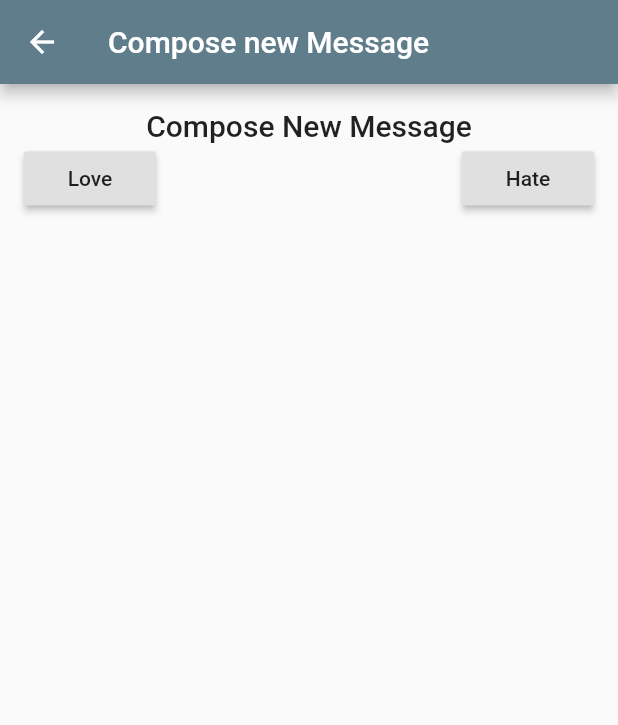
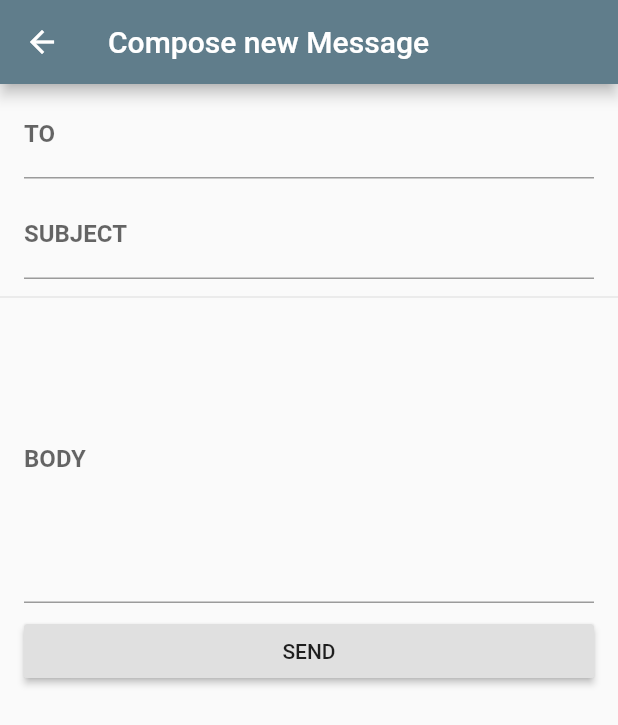
Before and after one commit to saarang1995/emailapp_flutter, a Flutter app: the screen it shows after launch, after a tap on the "add" icon, on a phone screen of 412 x 824 dp. Shown: the top 725 px of the screen. Run offline on Flutter 3.47's test engine with Material 2 defaults, Android fonts, the phone set to English and light mode, and no system bars; generated files the repository leaves out were written again; network calls fail.

Commit message:
message compose and adding in list

```diff
--- a/lib/compose_button.dart
+++ b/lib/compose_button.dart
@@ -1,19 +1,27 @@
 import 'package:emailapp/message_compose.dart';
+import 'package:emailapp/models/Message.dart';
 import 'package:flutter/material.dart';
 
 class ComposeButton extends StatelessWidget {
+  final List<Message> messages;
+  ComposeButton(this.messages);
+
   @override
   Widget build(BuildContext context) {
     return FloatingActionButton(
       child: Icon(Icons.add),
       onPressed: () async {
-        String intention = await Navigator.push(
+        Message message = await Navigator.push(
             context,
             MaterialPageRoute(
                 builder: (BuildContext context) => MessageCompose()));
-        Scaffold.of(context).showSnackBar(SnackBar(
-          content: Text(intention),
-        ));
+
+        if (message != null) {
+          messages.add(message);
+          Scaffold.of(context).showSnackBar(SnackBar(
+            content: Text("Heyaaa !!!"),
+          ));
+        }
       },
     );
   }
--- a/lib/message_compose.dart
+++ b/lib/message_compose.dart
@@ -1,39 +1,79 @@
+import 'package:emailapp/models/Message.dart';
 import 'package:flutter/material.dart';
 
-class MessageCompose extends StatelessWidget {
+class MessageCompose extends StatefulWidget {
+  @override
+  _MessageComposeState createState() => _MessageComposeState();
+}
+
+class _MessageComposeState extends State<MessageCompose> {
+  String to = "";
+  String subject = "";
+  String body = "";
+  final key = GlobalKey<FormState>();
   @override
   Widget build(BuildContext context) {
     return Scaffold(
         appBar: AppBar(
           title: Text('Compose new Message'),
         ),
-      body: Container(
-          padding: EdgeInsets.all(16),
+        body: SingleChildScrollView(
+          child: Form(
+            key: key,
             child: Column(
               children: <Widget>[
-              Text(
-                'Compose New Message',
-                style: Theme.of(context).textTheme.title,
+                ListTile(
+                  title: TextFormField(
+                    validator: (value) => !value.contains('@')
+                        ? '`To` must be a valid email.'
+                        : null,
+                    decoration: InputDecoration(
+                        labelText: 'TO',
+                        labelStyle: TextStyle(fontWeight: FontWeight.bold)),
+                    onSaved: (value) => to = value,
                   ),
-              Row(
-                mainAxisAlignment: MainAxisAlignment.spaceBetween,
-                children: <Widget>[
-                  RaisedButton(
-                    child: Text('Love'),
+                ),
+                ListTile(
+                  title: TextFormField(
+                    validator: (value) {
+                      int len = value.length;
+                      if (len == 0) {
+                        return '`SUBJECT` cannot be empty';
+                      } else if (len < 4) {
+                        return '`SUBJECT` must be longer than 4 characters';
+                      }
+                      return null;
+                    },
+                    decoration: InputDecoration(
+                        labelText: 'SUBJECT',
+                        labelStyle: TextStyle(fontWeight: FontWeight.bold)),
+                    onSaved: (value) => subject = value,
+                  ),
+                ),
+                Divider(),
+                ListTile(
+                  title: TextFormField(
+                    decoration: InputDecoration(
+                        labelText: 'BODY',
+                        labelStyle: TextStyle(fontWeight: FontWeight.bold)),
+                    maxLines: 8,
+                    onSaved: (value) => body = value,
+                  ),
+                ),
+                ListTile(
+                    title: RaisedButton(
+                  child: Text('SEND'),
                   onPressed: () {
-                      Navigator.pop(context, "Love");
+                    if (key.currentState.validate()) {
+                      key.currentState.save();
+                      Message message = Message(subject, body);
+                      Navigator.pop(context, message);
+                    }
                   },
+                ))
+              ],
             ),
-                  RaisedButton(
-                    child: Text('Hate'),
-                    onPressed: () {
-                      Navigator.pop(context, "Hate");
-                    },
-                  )
-                ],
-              )
-            ],
-          )),
-    );
+          ),
+        ));
   }
 }
--- a/lib/message_list.dart
+++ b/lib/message_list.dart
@@ -2,7 +2,6 @@ import 'package:emailapp/compose_button.dart';
 import 'package:emailapp/message_detail.dart';
 import 'package:emailapp/models/Message.dart';
 import 'package:flutter/material.dart';
-import 'package:http/http.dart' as http;
 
 class MessageList extends StatefulWidget {
   final String title;
@@ -13,12 +12,18 @@ class MessageList extends StatefulWidget {
 }
 
 class _MessageListState extends State<MessageList> {
-  Future<List<Message>> messages;
+  Future<List<Message>> future;
+  List<Message> messages;
 
   @override
   void initState() {
     super.initState();
-    messages = Message.browse();
+    fetch();
+  }
+
+  fetch() async {
+    future = Message.browse();
+    messages = await future;
   }
 
   @override
@@ -29,8 +34,8 @@ class _MessageListState extends State<MessageList> {
           actions: <Widget>[
             IconButton(
               icon: Icon(Icons.refresh),
-            onPressed: () {
-              var _messages = Message.browse();
+              onPressed: () async {
+                var _messages = await Message.browse();
                 setState(() {
                   messages = _messages;
                 });
@@ -39,7 +44,7 @@ class _MessageListState extends State<MessageList> {
           ],
         ),
         body: FutureBuilder(
-        future: messages,
+          future: future,
           builder: (BuildContext context, AsyncSnapshot snapshot) {
             switch (snapshot.connectionState) {
               case ConnectionState.none:
@@ -69,7 +74,8 @@ class _MessageListState extends State<MessageList> {
                         Navigator.push(
                             context,
                             MaterialPageRoute(
-                              builder: (BuildContext context) => MessageDetail(
+                                builder: (BuildContext context) =>
+                                    MessageDetail(
                                         message.subject, message.body)));
                       },
                     );
@@ -79,7 +85,12 @@ class _MessageListState extends State<MessageList> {
             }
           },
         ),
-      floatingActionButton: ComposeButton(),
-    );
+        floatingActionButton: FutureBuilder(
+            future: future,
+            builder: (BuildContext context, AsyncSnapshot snapshot) {
+              if (snapshot.connectionState == ConnectionState.done) {
+                return ComposeButton(messages);
+              }
+            }));
   }
 }
```
Lines whose indentation alone changed are shown as unchanged.
